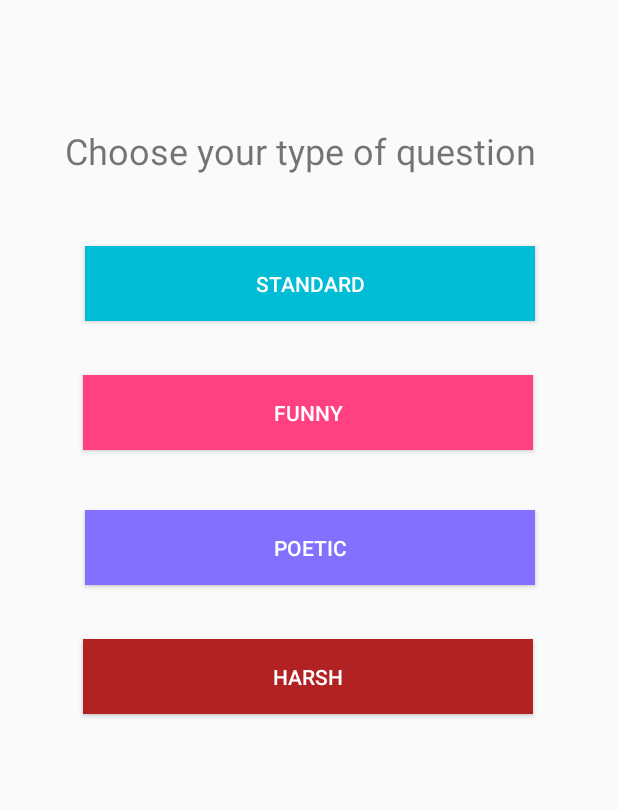
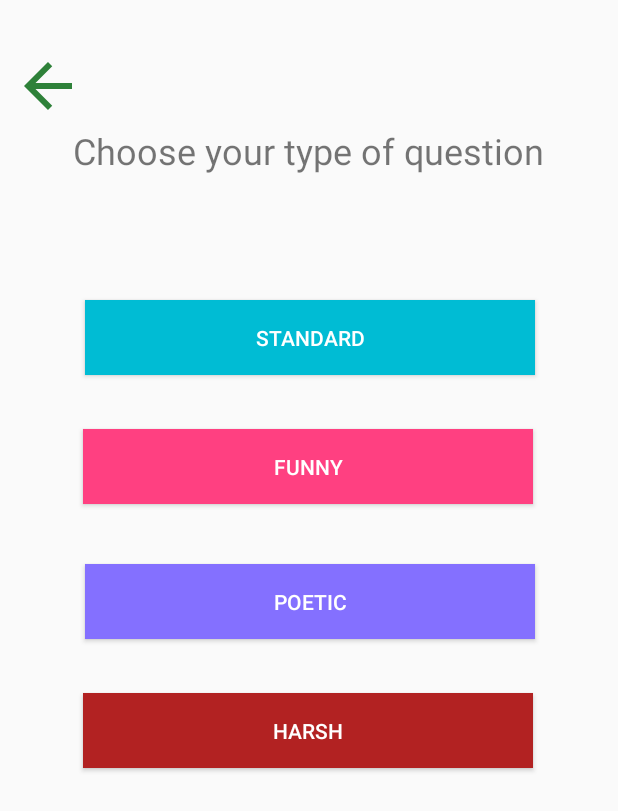
Before and after one commit to onumtiger/Quiplash, an Android app: the ChooseQuestionTypeActivity screen opened directly, with no data from a screen before it, on a phone screen of 412 x 824 dp. Shown: the top 811 px of the screen. Run offline under Robolectric (Android 15) with nearby library versions, the phone set to English and light mode, and no system bars.

Commit message:
db update

```diff
--- a/app/src/main/java/com/example/quiplash/ChooseQuestionTypeActivity.kt
+++ b/app/src/main/java/com/example/quiplash/ChooseQuestionTypeActivity.kt
@@ -9,6 +9,7 @@ import android.widget.EditText
 import android.widget.TextView
 import android.widget.Toast
 import androidx.appcompat.app.AppCompatActivity
+import androidx.appcompat.widget.AppCompatImageButton
 import kotlinx.android.synthetic.main.activity_choose_question_type.*
 
 class ChooseQuestionTypeActivity : AppCompatActivity() {
@@ -27,6 +28,9 @@ class ChooseQuestionTypeActivity : AppCompatActivity() {
         }
         setContentView(R.layout.activity_choose_question_type)
 
+
+
+        val btnBack = findViewById<AppCompatImageButton>(R.id.profile_game_go_back_arrow3)
         val btnStandard = findViewById<Button>(R.id.btnStandard)
         val btnFunny = findViewById<Button>(R.id.btnFunny)
         val btnPoetic = findViewById<Button>(R.id.btnPoetic)
@@ -48,6 +52,13 @@ class ChooseQuestionTypeActivity : AppCompatActivity() {
             } else {
                 Toast.makeText(this, "Please Tip In A New Question", Toast.LENGTH_LONG).show()
             }
+        }
+
+        btnBack.setOnClickListener() {
+            Sounds.playClickSound(this)
+
+            val intent = Intent(this, Profile_RegisteredActivity::class.java);
+            startActivity(intent);
         }
 
         btnStandard.setOnClickListener {
--- a/app/src/main/java/com/example/quiplash/HostWaitingActivity.kt
+++ b/app/src/main/java/com/example/quiplash/HostWaitingActivity.kt
@@ -7,6 +7,7 @@ import android.util.Log
 import android.view.View
 import android.widget.Button
 import android.widget.ListView
+import android.widget.Toast
 import androidx.appcompat.app.AppCompatActivity
 import androidx.appcompat.widget.AppCompatImageButton
 import androidx.swiperefreshlayout.widget.SwipeRefreshLayout
@@ -276,7 +277,7 @@ class HostWaitingActivity : AppCompatActivity() {
             while (roundCount < game.users.size - jump) {
 
                 val voters = linkedMapOf<String, Voter>()
-                var question = game.questions[jump-1].question
+                var question = game.questions[roundCount].question
                 for (user in game.users) {
 
                     if (game.users.indexOf(user) != roundCount && game.users.indexOf(user) != (roundCount + jump)) {
--- a/app/src/main/java/com/example/quiplash/Profile_RegisteredActivity.kt
+++ b/app/src/main/java/com/example/quiplash/Profile_RegisteredActivity.kt
@@ -44,7 +44,7 @@ class Profile_RegisteredActivity : AppCompatActivity() {
         var fotostorage = FirebaseStorage.getInstance();
         var storageRef = fotostorage.reference
 
-        val btnBack = findViewById<AppCompatImageButton>(R.id.profile_game_go_back_arrow)
+        val btnBack = findViewById<AppCompatImageButton>(R.id.profile_game_go_back_arrow2)
         val btnEditProfile = findViewById<Button>(R.id.btnEditProfile)
         val btnaddQuestion = findViewById<Button>(R.id.btnaddQuestion)
         val btnSignOut = findViewById<Button>(R.id.sign_out)
--- a/app/src/main/res/layout/activity_choose_question_type.xml
+++ b/app/src/main/res/layout/activity_choose_question_type.xml
@@ -6,11 +6,24 @@
     android:layout_width="match_parent"
     android:layout_height="match_parent">
 
+    <ImageButton
+        android:id="@+id/profile_game_go_back_arrow3"
+        android:layout_width="32dp"
+        android:layout_height="32dp"
+        android:layout_marginTop="41dp"
+        android:backgroundTint="#00FFFFFF"
+        android:contentDescription="go_back_arrow"
+        android:src="@drawable/ic_go_back_arrow"
+        app:layout_constraintEnd_toEndOf="parent"
+        app:layout_constraintHorizontal_bias="0.042"
+        app:layout_constraintStart_toStartOf="parent"
+        app:layout_constraintTop_toTopOf="parent" />
+
     <Button
         android:id="@+id/btnStandard"
         android:layout_width="300dp"
         android:layout_height="50dp"
-        android:layout_marginTop="164dp"
+        android:layout_marginTop="200dp"
         android:background="@color/colorButtonHoneydew"
         android:text="Standard"
         android:textColor="@color/colorWhite"
@@ -72,10 +85,11 @@
 
     <TextView
         android:id="@+id/choose"
-        android:layout_width="324dp"
-        android:layout_height="35dp"
+        android:layout_width="355dp"
+        android:layout_height="43dp"
         android:layout_marginTop="84dp"
         android:text="Choose your type of question"
+        android:textAlignment="center"
         android:textSize="24sp"
         app:layout_constraintEnd_toEndOf="parent"
         app:layout_constraintHorizontal_bias="0.494"
@@ -84,10 +98,12 @@
 
     <EditText
         android:id="@+id/new_question_text"
-        android:layout_width="match_parent"
-        android:layout_height="wrap_content"
-        android:layout_marginTop="228dp"
+        android:layout_width="355dp"
+        android:layout_height="44dp"
+        android:layout_marginStart="28dp"
+        android:layout_marginTop="284dp"
         android:inputType="text"
+        android:textAlignment="center"
         app:layout_constraintStart_toStartOf="parent"
         app:layout_constraintTop_toTopOf="parent" />
 
@@ -96,6 +112,7 @@
         android:layout_width="wrap_content"
         android:layout_height="wrap_content"
         android:layout_marginTop="528dp"
+        android:backgroundTint="@color/colorButtonGreen"
         android:text="Save Question"
         app:layout_constraintEnd_toEndOf="parent"
         app:layout_constraintStart_toStartOf="parent"
```
